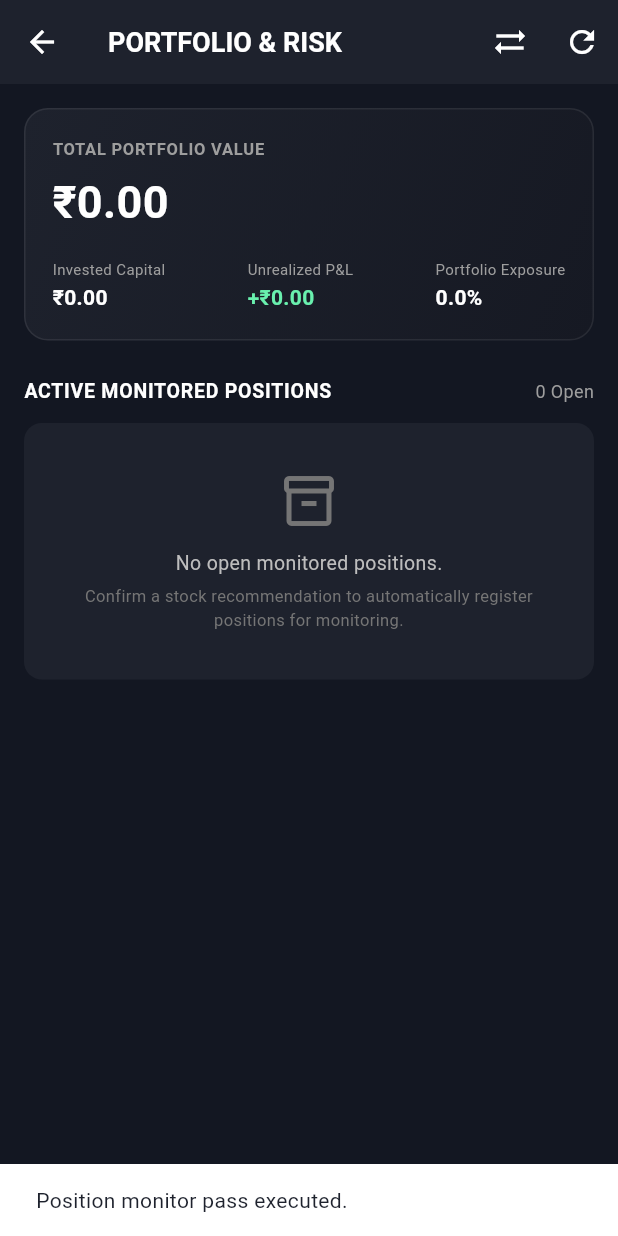
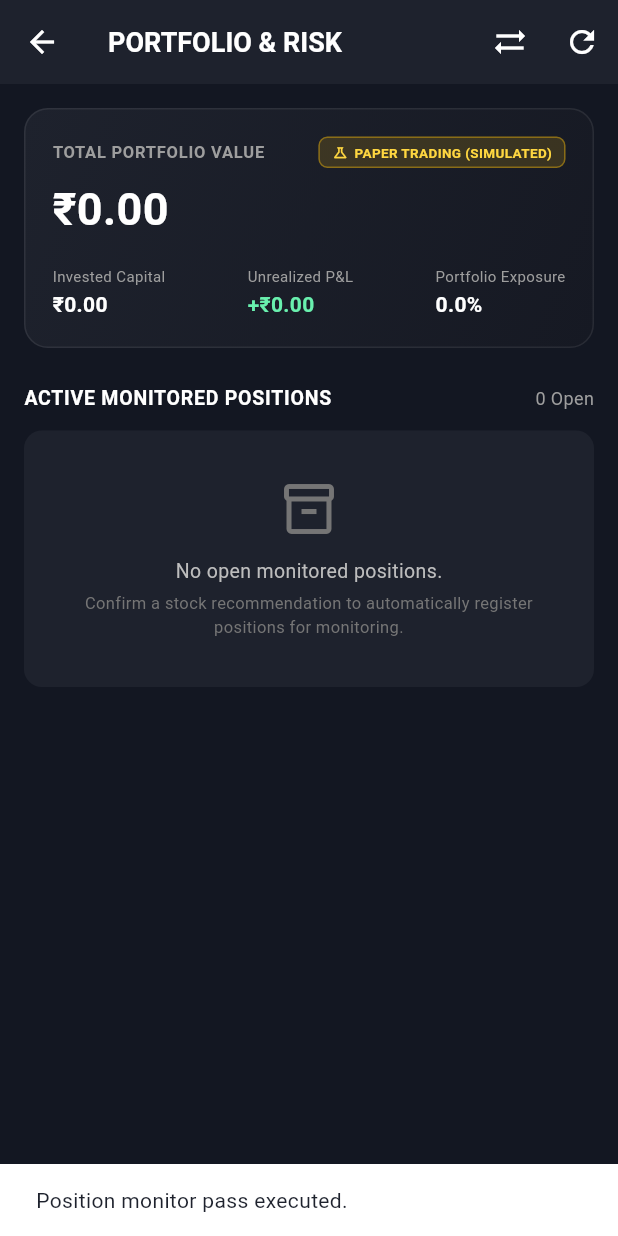
Before and after one commit to ARUN-KUMAR-86/personal_ai_stock, a Flutter app: the PortfolioScreen screen opened directly, after a tap on the "sync alt" icon, on a phone screen of 412 x 824 dp. Run offline on Flutter 3.47's test engine with Material 3 defaults, Android fonts, the phone set to English and light mode, and no system bars; our stand-ins replace firebase_core, firebase_messaging, fl_chart, flutter_local_notifications, shared_preferences; accounts and stored records are empty; network calls fail.

Commit message:
fix(ui): clarify paper simulation mode and disconnected broker status

```diff
--- a/mobile/lib/screens/dashboard_screen.dart
+++ b/mobile/lib/screens/dashboard_screen.dart
@@ -895,9 +895,12 @@ class DashboardScreen extends StatelessWidget {
   Widget _buildTradingControlSummaryCard(BuildContext context, AppState state) {
     final tc = state.tradingControl;
     final isTradingActive = tc?.isTradingActive ?? true;
-    final statusColor = tc?.growwAccountStatus.contains('Connected') == true
+    final isLiveBroker = state.isGrowwConnected;
+    final accountStatusText = tc?.growwAccountStatus ?? (isLiveBroker ? 'Connected' : 'Not Connected (Paper Mode)');
+    final isConn = accountStatusText.startsWith('Connected') && !accountStatusText.contains('Not');
+    final statusColor = isConn
         ? Colors.tealAccent
-        : (tc?.growwAccountStatus.contains('Expired') == true ? Colors.amberAccent : Colors.redAccent);
+        : (accountStatusText.contains('Expired') ? Colors.amberAccent : Colors.grey.shade400);
 
     return Container(
       margin: const EdgeInsets.only(bottom: 16),
@@ -973,7 +976,7 @@ class DashboardScreen extends StatelessWidget {
                       ),
                       const SizedBox(width: 5),
                       Text(
-                        tc?.growwAccountStatus ?? 'Connected*',
+                        accountStatusText,
                         style: TextStyle(color: statusColor, fontWeight: FontWeight.bold, fontSize: 13),
                       ),
                     ],
--- a/mobile/lib/screens/portfolio_screen.dart
+++ b/mobile/lib/screens/portfolio_screen.dart
@@ -192,8 +192,54 @@ class PortfolioScreen extends StatelessWidget {
               child: Column(
                 crossAxisAlignment: CrossAxisAlignment.start,
                 children: [
+                  Row(
+                    mainAxisAlignment: MainAxisAlignment.spaceBetween,
+                    children: [
                       const Text('TOTAL PORTFOLIO VALUE',
                           style: TextStyle(color: Colors.grey, fontSize: 11, fontWeight: FontWeight.bold, letterSpacing: 0.5)),
+                      Container(
+                        padding: const EdgeInsets.symmetric(horizontal: 8, vertical: 3),
+                        decoration: BoxDecoration(
+                          color: (state.safetyStatus?.executionMode == 'GROWW_LIVE' && state.isGrowwConnected)
+                              ? Colors.green.withOpacity(0.15)
+                              : Colors.amber.withOpacity(0.15),
+                          borderRadius: BorderRadius.circular(6),
+                          border: Border.all(
+                            color: (state.safetyStatus?.executionMode == 'GROWW_LIVE' && state.isGrowwConnected)
+                                ? Colors.green.withOpacity(0.4)
+                                : Colors.amber.withOpacity(0.4),
+                          ),
+                        ),
+                        child: Row(
+                          mainAxisSize: MainAxisSize.min,
+                          children: [
+                            Icon(
+                              (state.safetyStatus?.executionMode == 'GROWW_LIVE' && state.isGrowwConnected)
+                                  ? Icons.verified
+                                  : Icons.science_outlined,
+                              size: 11,
+                              color: (state.safetyStatus?.executionMode == 'GROWW_LIVE' && state.isGrowwConnected)
+                                  ? Colors.greenAccent
+                                  : Colors.amberAccent,
+                            ),
+                            const SizedBox(width: 4),
+                            Text(
+                              (state.safetyStatus?.executionMode == 'GROWW_LIVE' && state.isGrowwConnected)
+                                  ? 'LIVE BROKER'
+                                  : 'PAPER TRADING (SIMULATED)',
+                              style: TextStyle(
+                                color: (state.safetyStatus?.executionMode == 'GROWW_LIVE' && state.isGrowwConnected)
+                                    ? Colors.greenAccent
+                                    : Colors.amberAccent,
+                                fontSize: 9,
+                                fontWeight: FontWeight.bold,
+                              ),
+                            ),
+                          ],
+                        ),
+                      ),
+                    ],
+                  ),
                   const SizedBox(height: 6),
                   Text(
                     '₹${portfolio?.totalPortfolioValue.toStringAsFixed(2) ?? '0.00'}',
@@ -378,14 +424,39 @@ class PortfolioScreen extends StatelessWidget {
                       Row(
                         mainAxisAlignment: MainAxisAlignment.spaceBetween,
                         children: [
+                          Row(
+                            children: [
+                              Container(
+                                padding: const EdgeInsets.symmetric(horizontal: 6, vertical: 2),
+                                decoration: BoxDecoration(
+                                  color: pos.mode == 'PAPER'
+                                      ? Colors.amber.withOpacity(0.18)
+                                      : Colors.green.withOpacity(0.18),
+                                  borderRadius: BorderRadius.circular(4),
+                                ),
+                                child: Text(
+                                  pos.mode == 'PAPER' ? 'PAPER (SIMULATED)' : 'LIVE BROKER',
+                                  style: TextStyle(
+                                    color: pos.mode == 'PAPER' ? Colors.amberAccent : Colors.greenAccent,
+                                    fontSize: 9,
+                                    fontWeight: FontWeight.bold,
+                                  ),
+                                ),
+                              ),
+                              const SizedBox(width: 6),
                               Text(
-                            'Hold: ${pos.holdingPeriodHours}h | Mode: ${pos.mode}',
+                                'Hold: ${pos.holdingPeriodHours}h',
                                 style: const TextStyle(color: Colors.grey, fontSize: 10),
                               ),
+                            ],
+                          ),
                           if (pos.exitTriggered)
-                            Text(
+                            Flexible(
+                              child: Text(
                                 '⚠️ ${pos.exitReason ?? "Exit Triggered"}',
                                 style: const TextStyle(color: Colors.orangeAccent, fontSize: 10, fontWeight: FontWeight.bold),
+                                overflow: TextOverflow.ellipsis,
+                              ),
                             ),
                         ],
                       ),
--- a/mobile/lib/screens/trading_control_screen.dart
+++ b/mobile/lib/screens/trading_control_screen.dart
@@ -26,6 +26,8 @@ class _TradingControlScreenState extends State<TradingControlScreen> {
     final state = context.watch<AppState>();
     final tc = state.tradingControl;
     final isTradingActive = tc?.isTradingActive ?? true;
+    final isLiveBroker = state.isGrowwConnected;
+    final accountStatusText = tc?.growwAccountStatus ?? (isLiveBroker ? 'Connected' : 'Not Connected (Paper Mode)');
 
     return Scaffold(
       backgroundColor: const Color(0xFF131722),
@@ -103,14 +105,14 @@ class _TradingControlScreenState extends State<TradingControlScreen> {
                             height: 8,
                             decoration: BoxDecoration(
                               shape: BoxShape.circle,
-                              color: _getAccountStatusColor(tc?.growwAccountStatus ?? 'Connected*'),
+                              color: _getAccountStatusColor(accountStatusText),
                             ),
                           ),
                           const SizedBox(width: 6),
                           Text(
-                            tc?.growwAccountStatus ?? 'Connected*',
+                            accountStatusText,
                             style: TextStyle(
-                              color: _getAccountStatusColor(tc?.growwAccountStatus ?? 'Connected*'),
+                              color: _getAccountStatusColor(accountStatusText),
                               fontSize: 14,
                               fontWeight: FontWeight.bold,
                             ),
@@ -545,9 +547,9 @@ class _TradingControlScreenState extends State<TradingControlScreen> {
   }
 
   Color _getAccountStatusColor(String status) {
-    if (status.contains('Connected')) return Colors.greenAccent;
+    if (status.startsWith('Connected') && !status.contains('Not')) return Colors.greenAccent;
     if (status.contains('Expired')) return Colors.amberAccent;
-    return Colors.redAccent;
+    return Colors.grey.shade400;
   }
 
   // ──────────────────────────
```
Also changed, not shown: 1 other file. Lines whose indentation alone changed are shown as unchanged.
